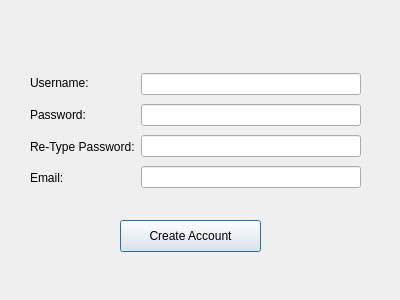
Old version of the form StudyGroupFormer/CreateUser.ui in the repository vu035/StudyGroupApp.
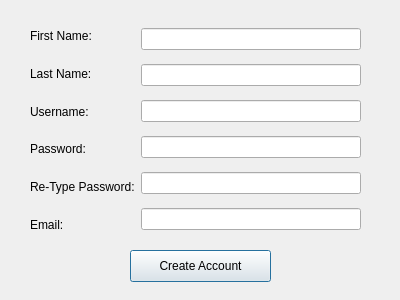
New version of the form.

Commit message: fixed issue and adds attributes to Create User

```diff
--- a/StudyGroupFormer/CreateUser.ui
+++ b/StudyGroupFormer/CreateUser.ui
@@ -16,8 +16,8 @@
   <widget class="QPushButton" name="CreateAccountButton">
    <property name="geometry">
     <rect>
-     <x>120</x>
-     <y>220</y>
+     <x>130</x>
+     <y>250</y>
      <width>141</width>
      <height>32</height>
     </rect>
@@ -30,14 +30,28 @@
    <property name="geometry">
     <rect>
      <x>30</x>
-     <y>70</y>
+     <y>20</y>
      <width>331</width>
-     <height>121</height>
+     <height>221</height>
     </rect>
    </property>
    <layout class="QHBoxLayout" name="horizontalLayout">
     <item>
      <layout class="QVBoxLayout" name="verticalLayout_2">
+      <item>
+       <widget class="QLabel" name="label_5">
+        <property name="text">
+         <string>First Name:</string>
+        </property>
+       </widget>
+      </item>
+      <item>
+       <widget class="QLabel" name="label_6">
+        <property name="text">
+         <string>Last Name:</string>
+        </property>
+       </widget>
+      </item>
       <item>
        <widget class="QLabel" name="label">
         <property name="text">
@@ -70,6 +84,12 @@
     </item>
     <item>
      <layout class="QVBoxLayout" name="verticalLayout">
+      <item>
+       <widget class="QLineEdit" name="CreateFirstName"/>
+      </item>
+      <item>
+       <widget class="QLineEdit" name="CreateLastName"/>
+      </item>
       <item>
        <widget class="QLineEdit" name="CreateUsername"/>
       </item>
```
The commit also changes 1 other file.
